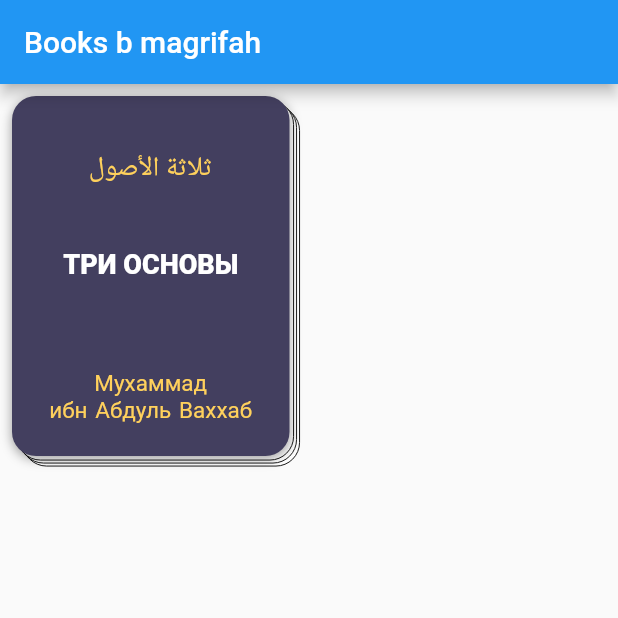
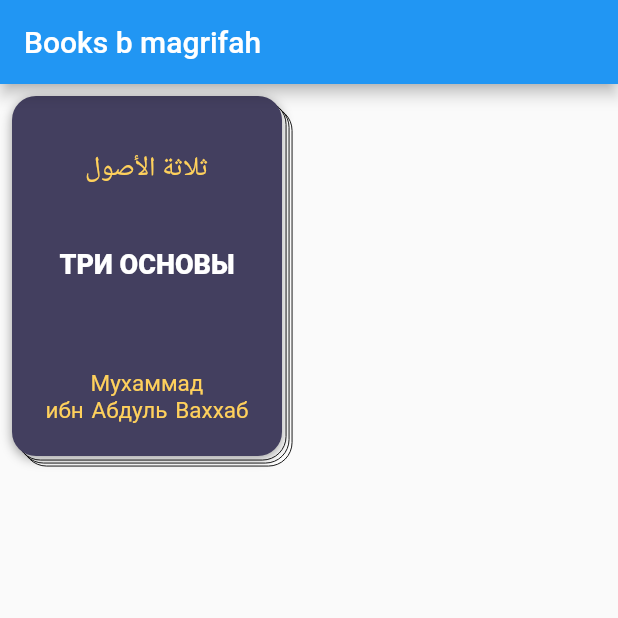
Before and after one commit to Sadid-USN/List-books-ui, a Flutter app: the screen it shows after launch, on a phone screen of 412 x 824 dp, the top half of it. Run offline on Flutter 3.47's test engine with Material 2 defaults, Android fonts, the phone set to English and light mode, and no system bars; Roboto replaces fonts that are missing (Scheherazade).

Commit message:
created example card

```diff
--- a/lib/home_page.dart
+++ b/lib/home_page.dart
@@ -18,7 +18,7 @@ class HomePage extends StatelessWidget {
             padding: const EdgeInsets.only(top: 7, left: 7),
             child: Container(
                 height: 240,
-                width: 185,
+                width: 180,
                 decoration: BoxDecoration(
                   border: Border.all(color: Colors.black, width: 0.6),
                   color: Colors.white,
@@ -29,7 +29,7 @@ class HomePage extends StatelessWidget {
             padding: const EdgeInsets.only(top: 5, left: 5),
             child: Container(
                 height: 240,
-                width: 185,
+                width: 180,
                 decoration: BoxDecoration(
                   border: Border.all(color: Colors.black, width: 0.6),
                   color: Colors.white,
@@ -40,7 +40,7 @@ class HomePage extends StatelessWidget {
             padding: const EdgeInsets.only(top: 3, left: 3),
             child: Container(
                 height: 240,
-                width: 185,
+                width: 180,
                 decoration: BoxDecoration(
                   border: Border.all(color: Colors.black, width: 0.6),
                   color: Colors.white,
@@ -57,7 +57,7 @@ class HomePage extends StatelessWidget {
                   },
                   child: Container(
                     height: 240,
-                    width: 185,
+                    width: 180,
                     decoration: const BoxDecoration(
                         boxShadow: [
                           BoxShadow(
```
